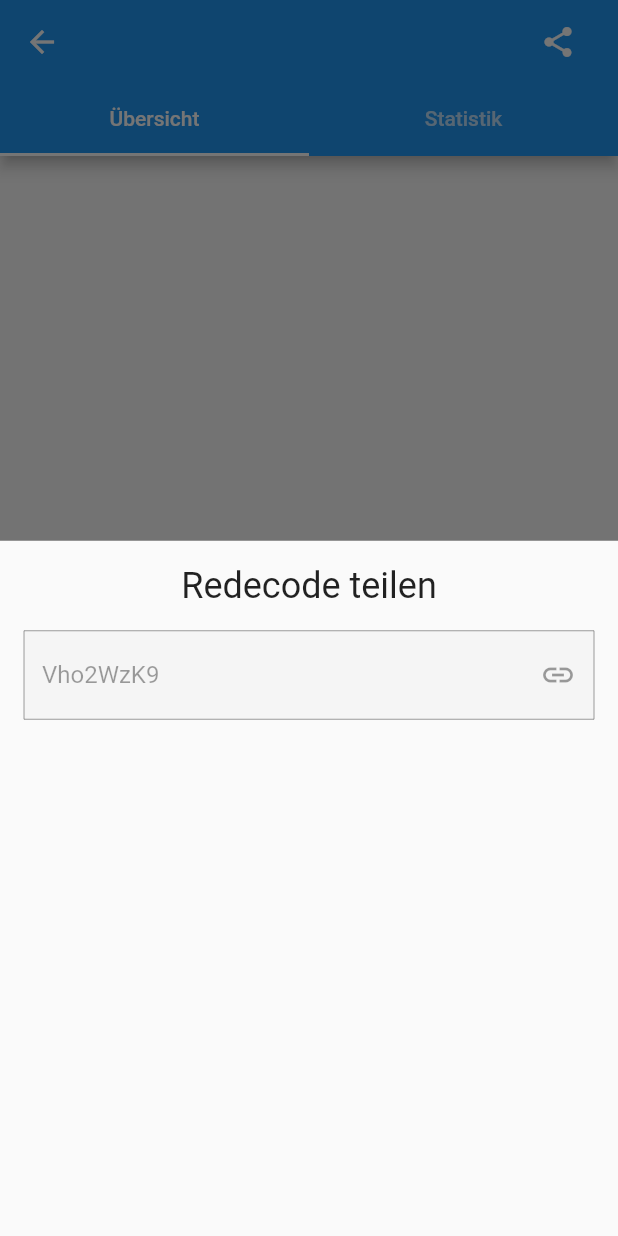
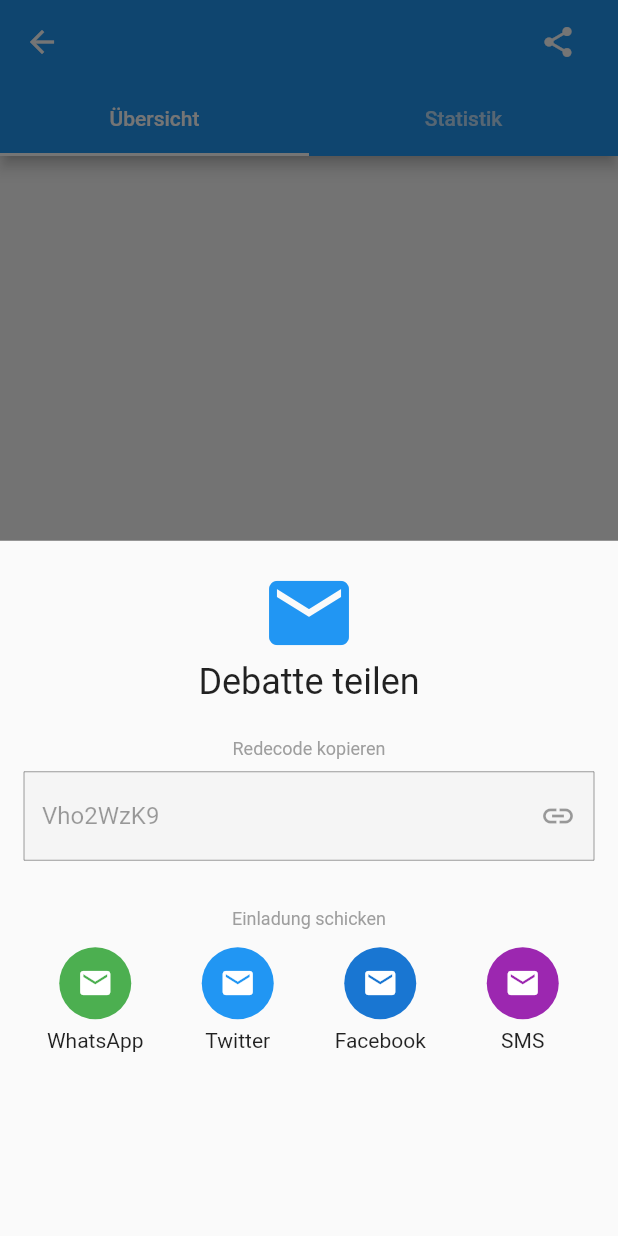
Before and after one commit to marcelherd/MOP-Quotify, a Flutter app: the Debate screen opened directly with empty values, after a tap on the "share" icon, on a phone screen of 412 x 824 dp. Run offline on Flutter 3.47's test engine with Material 2 defaults, Android fonts, the phone set to English and light mode, and no system bars; our stand-ins replace cloud_firestore; accounts and stored records are empty.

Commit message:
Share BottomSheet layout basically finished

```diff
--- a/app/lib/screens/debate/debate.dart
+++ b/app/lib/screens/debate/debate.dart
@@ -13,20 +13,127 @@ class Debate extends StatelessWidget {
     return showModalBottomSheet(
       context: context,
       builder: (BuildContext context) {
-        return Container(
+        return Column(
+          children: <Widget>[
+            Expanded(
+              child: Container(
                 padding: EdgeInsets.all(16),
+                decoration: BoxDecoration(
+                  boxShadow: <BoxShadow>[],
+                ),
                 child: Column(
                   children: <Widget>[
+                    Icon(Icons.mail,size: 64.0,color: Theme.of(context).primaryColor,),
                     Text(
-                'Redecode teilen',
+                      'Debatte teilen',
                       style: TextStyle(
-                  fontSize: 24.0,
+                        fontSize: DefaultTextStyle.of(context).style.fontSize * 0.5,
                       ),
                     ),
-              SizedBox(height: 16),
+                    SizedBox(height: 24),
+                    Text(
+                      'Redecode kopieren',
+                      style: TextStyle(
+                        fontSize: DefaultTextStyle.of(context).style.fontSize * 0.25,
+                        color: Colors.grey,
+                      ),
+                    ),
+                    SizedBox(height: 8),
                     CopyTextField('Vho2WzK9'),
+                    SizedBox(height: 32),
+                    Text(
+                      'Einladung schicken',
+                      style: TextStyle(
+                        fontSize: DefaultTextStyle.of(context).style.fontSize * 0.25,
+                        color: Colors.grey,
+                      ),
+                    ),
+                    SizedBox(height: 12),
+                    Row(
+                      children: <Widget>[
+                        Expanded(
+                          child: Column(
+                            children: <Widget>[
+                              Ink(
+                                decoration: ShapeDecoration(
+                                  color: Colors.green,
+                                  shape: CircleBorder()
+                                ),
+                                child: IconButton(
+                                  icon: Icon(Icons.mail),
+                                  color: Colors.white,
+                                  onPressed: () {},
+                                ),
+                              ),
+                              SizedBox(height: 6),
+                              Text('WhatsApp'),
                             ],
                           ),
+                        ),
+                        Expanded(
+                          child: Column(
+                            children: <Widget>[
+                              Ink(
+                                decoration: ShapeDecoration(
+                                  color: Theme.of(context).primaryColor,
+                                  shape: CircleBorder()
+                                ),
+                                child: IconButton(
+                                  icon: Icon(Icons.mail),
+                                  color: Colors.white,
+                                  onPressed: () {},
+                                ),
+                              ),
+                              SizedBox(height: 6),
+                              Text('Twitter'),
+                            ],
+                          ),
+                        ),
+                        Expanded(
+                          child: Column(
+                            children: <Widget>[
+                              Ink(
+                                decoration: ShapeDecoration(
+                                  color: Theme.of(context).primaryColorDark,
+                                  shape: CircleBorder()
+                                ),
+                                child: IconButton(
+                                  icon: Icon(Icons.mail),
+                                  color: Colors.white,
+                                  onPressed: () {},
+                                ),
+                              ),
+                              SizedBox(height: 6),
+                              Text('Facebook'),
+                            ],
+                          ),
+                        ),
+                        Expanded(
+                          child: Column(
+                            children: <Widget>[
+                              Ink(
+                                decoration: ShapeDecoration(
+                                  color: Colors.purple,
+                                  shape: CircleBorder()
+                                ),
+                                child: IconButton(
+                                  icon: Icon(Icons.mail),
+                                  color: Colors.white,
+                                  onPressed: () {},
+                                ),
+                              ),
+                              SizedBox(height: 6),
+                              Text('SMS'),
+                            ],
+                          ),
+                        ),
+                      ],
+                    ),
+                  ],
+                ),
+              ),
+            ),
+          ],
         );
       },
     );
```
Lines whose indentation alone changed are shown as unchanged.
